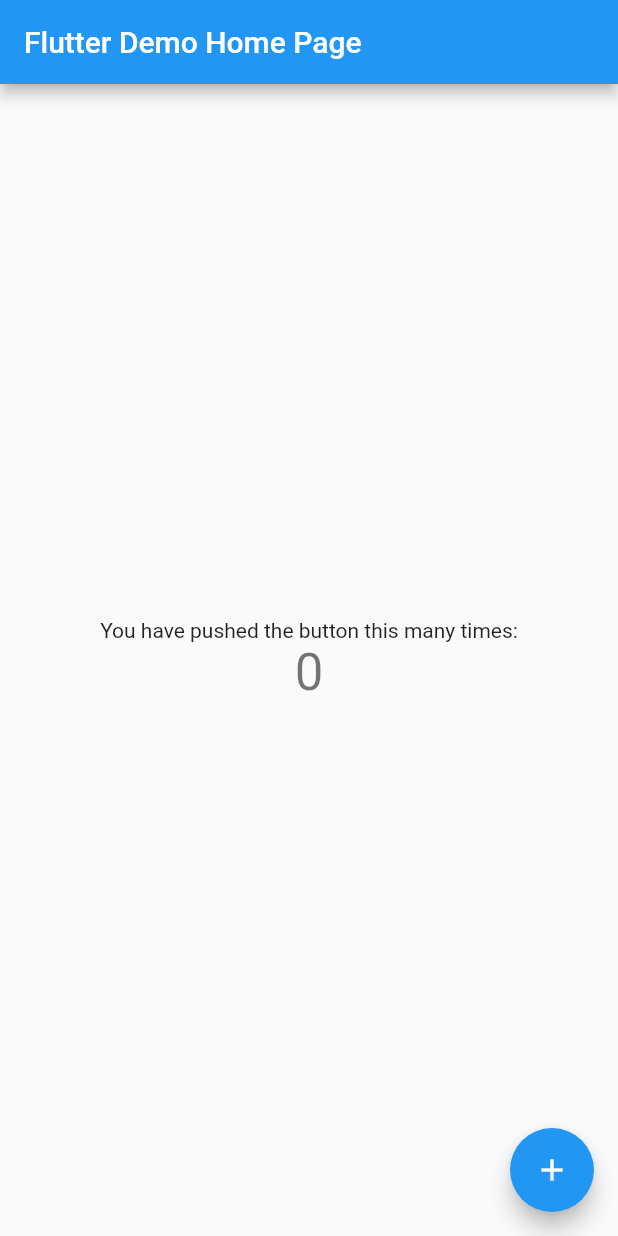
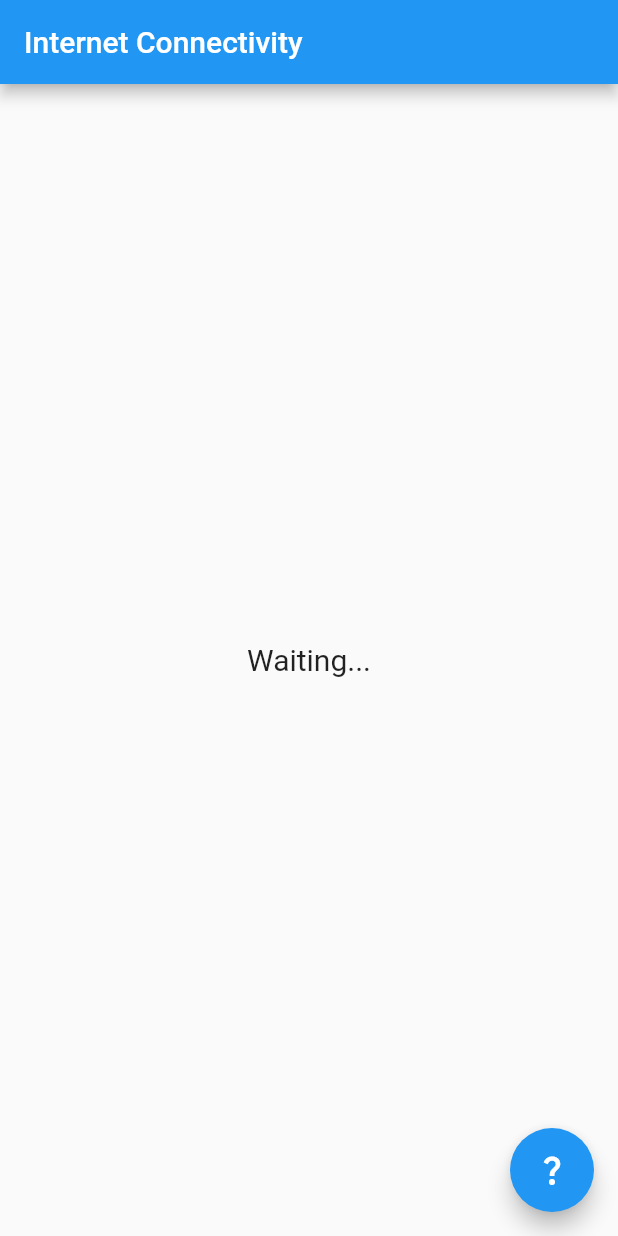
Before and after one commit to Dasun-Sandaru/Internet-connectivity, a Flutter app: the screen it shows after launch, on a phone screen of 412 x 824 dp. Run offline on Flutter 3.47's test engine with Material 2 defaults, Android fonts, the phone set to English and light mode, and no system bars.

Commit message:
Create Home Screen

```diff
--- a/internet_connectivity/lib/main.dart
+++ b/internet_connectivity/lib/main.dart
@@ -1,4 +1,5 @@
 import 'package:flutter/material.dart';
+import 'package:internet_connectivity/screens/home_screen.dart';
 
 void main() {
   runApp(const MyApp());
@@ -13,103 +14,9 @@ class MyApp extends StatelessWidget {
     return MaterialApp(
       title: 'Flutter Demo',
       theme: ThemeData(
-        // This is the theme of your application.
-        //
-        // Try running your application with "flutter run". You'll see the
-        // application has a blue toolbar. Then, without quitting the app, try
-        // changing the primarySwatch below to Colors.green and then invoke
-        // "hot reload" (press "r" in the console where you ran "flutter run",
-        // or simply save your changes to "hot reload" in a Flutter IDE).
-        // Notice that the counter didn't reset back to zero; the application
-        // is not restarted.
         primarySwatch: Colors.blue,
       ),
-      home: const MyHomePage(title: 'Flutter Demo Home Page'),
+      home: const HomeScreen(),
     );
   }
 }
-
-class MyHomePage extends StatefulWidget {
-  const MyHomePage({Key? key, required this.title}) : super(key: key);
-
-  // This widget is the home page of your application. It is stateful, meaning
-  // that it has a State object (defined below) that contains fields that affect
-  // how it looks.
-
-  // This class is the configuration for the state. It holds the values (in this
-  // case the title) provided by the parent (in this case the App widget) and
-  // used by the build method of the State. Fields in a Widget subclass are
-  // always marked "final".
-
-  final String title;
-
-  @override
-  State<MyHomePage> createState() => _MyHomePageState();
-}
-
-class _MyHomePageState extends State<MyHomePage> {
-  int _counter = 0;
-
-  void _incrementCounter() {
-    setState(() {
-      // This call to setState tells the Flutter framework that something has
-      // changed in this State, which causes it to rerun the build method below
-      // so that the display can reflect the updated values. If we changed
-      // _counter without calling setState(), then the build method would not be
-      // called again, and so nothing would appear to happen.
-      _counter++;
-    });
-  }
-
-  @override
-  Widget build(BuildContext context) {
-    // This method is rerun every time setState is called, for instance as done
-    // by the _incrementCounter method above.
-    //
-    // The Flutter framework has been optimized to make rerunning build methods
-    // fast, so that you can just rebuild anything that needs updating rather
-    // than having to individually change instances of widgets.
-    return Scaffold(
-      appBar: AppBar(
-        // Here we take the value from the MyHomePage object that was created by
-        // the App.build method, and use it to set our appbar title.
-        title: Text(widget.title),
-      ),
-      body: Center(
-        // Center is a layout widget. It takes a single child and positions it
-        // in the middle of the parent.
-        child: Column(
-          // Column is also a layout widget. It takes a list of children and
-          // arranges them vertically. By default, it sizes itself to fit its
-          // children horizontally, and tries to be as tall as its parent.
-          //
-          // Invoke "debug painting" (press "p" in the console, choose the
-          // "Toggle Debug Paint" action from the Flutter Inspector in Android
-          // Studio, or the "Toggle Debug Paint" command in Visual Studio Code)
-          // to see the wireframe for each widget.
-          //
-          // Column has various properties to control how it sizes itself and
-          // how it positions its children. Here we use mainAxisAlignment to
-          // center the children vertically; the main axis here is the vertical
-          // axis because Columns are vertical (the cross axis would be
-          // horizontal).
-          mainAxisAlignment: MainAxisAlignment.center,
-          children: <Widget>[
-            const Text(
-              'You have pushed the button this many times:',
-            ),
-            Text(
-              '$_counter',
-              style: Theme.of(context).textTheme.headline4,
-            ),
-          ],
-        ),
-      ),
-      floatingActionButton: FloatingActionButton(
-        onPressed: _incrementCounter,
-        tooltip: 'Increment',
-        child: const Icon(Icons.add),
-      ), // This trailing comma makes auto-formatting nicer for build methods.
-    );
-  }
-}
--- /dev/null
+++ b/internet_connectivity/lib/screens/home_screen.dart
@@ -0,0 +1,43 @@
+import 'package:flutter/material.dart';
+import 'package:flutter/src/foundation/key.dart';
+import 'package:flutter/src/widgets/framework.dart';
+
+class HomeScreen extends StatefulWidget {
+  const HomeScreen({Key? key}) : super(key: key);
+
+  @override
+  State<HomeScreen> createState() => _HomeScreenState();
+}
+
+class _HomeScreenState extends State<HomeScreen> {
+
+  String status = 'Waiting...';
+
+  @override
+  Widget build(BuildContext context) {
+    return Scaffold(
+      appBar: AppBar(
+        title: const Text(
+          'Internet Connectivity',
+        ),
+      ),
+
+      body: Center(
+        child: Text(
+          status,
+          style: const TextStyle(
+            fontSize: 20.0,
+          ),
+        ),
+      ),
+
+      floatingActionButton: FloatingActionButton(
+        onPressed: (){
+          // check internet connectivity
+        },
+        tooltip: "Increment",
+        child: const Icon(Icons.question_mark),
+      ),
+    );
+  }
+}
--- a/internet_connectivity/pubspec.yaml
+++ b/internet_connectivity/pubspec.yaml
@@ -34,6 +34,8 @@ dependencies:
   # The following adds the Cupertino Icons font to your application.
   # Use with the CupertinoIcons class for iOS style icons.
   cupertino_icons: ^1.0.2
+  # check internet coonectivity
+  connectivity_plus: ^2.3.6
 
 dev_dependencies:
   flutter_test:
```
